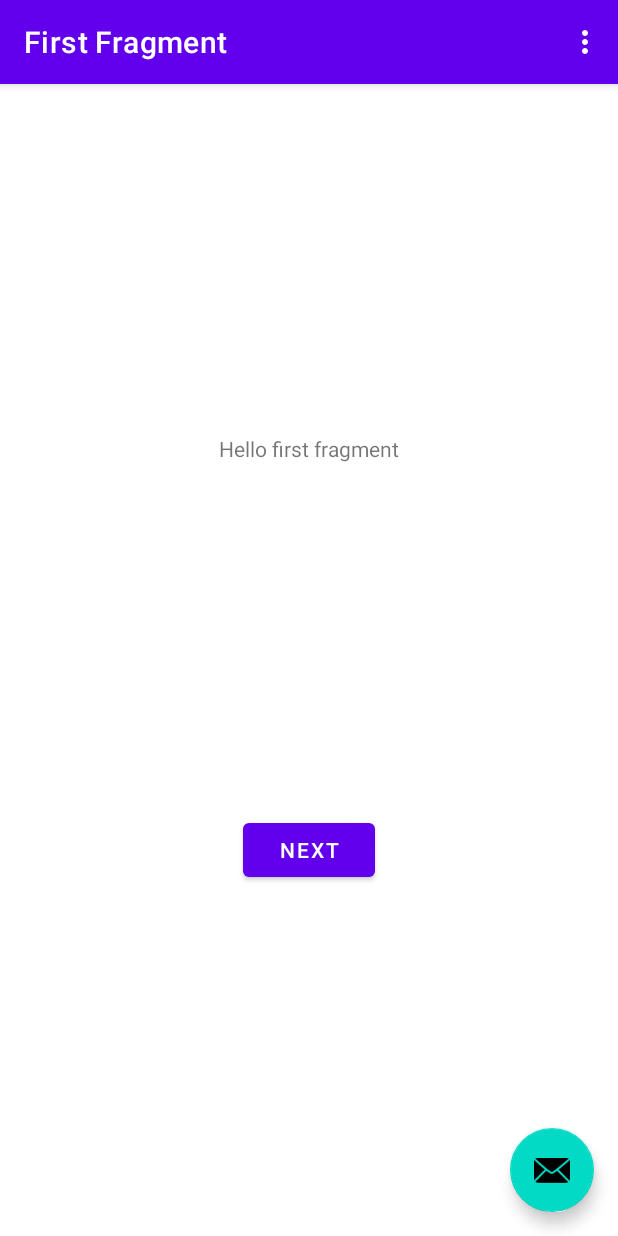
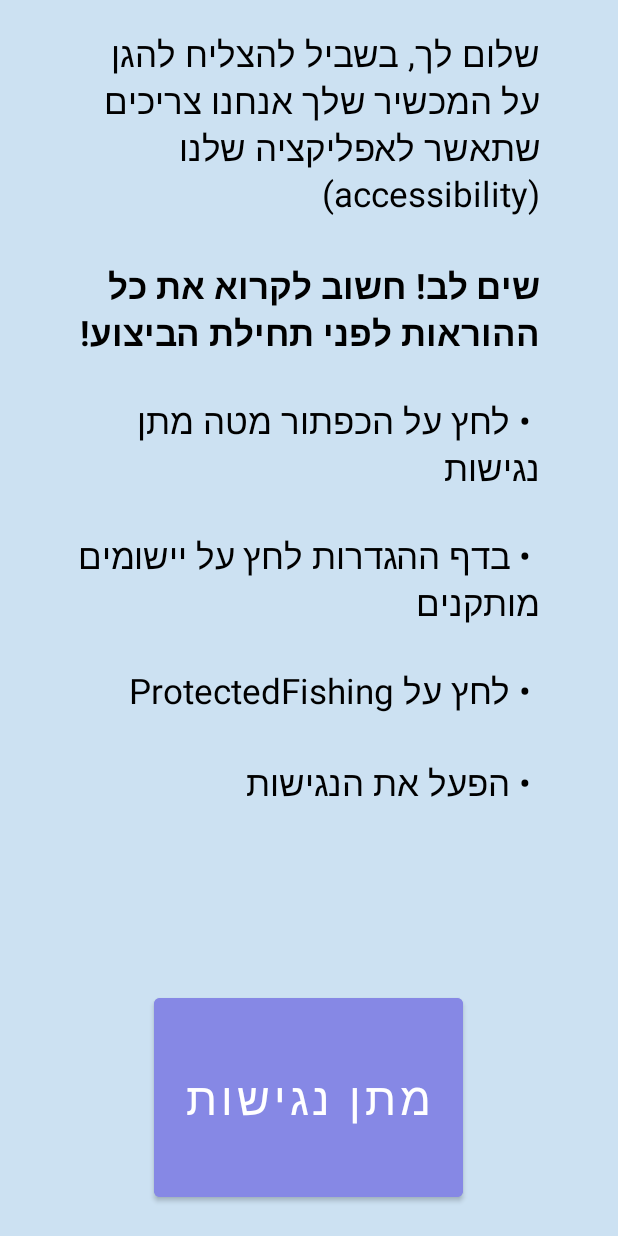
Before and after one commit to YotamShvartsun/ProtectedFishing, an Android app: the screen it shows after launch (MainActivity), on a phone screen of 412 x 824 dp. Run offline under Robolectric (Android 15) with nearby library versions, the phone set to English and light mode, and no system bars; our stand-ins replace navigation-ui.

Commit message:
Add minimal UI to app

```diff
--- a/app/app/src/main/java/com/example/protectedfishing/MainActivity.java
+++ b/app/app/src/main/java/com/example/protectedfishing/MainActivity.java
@@ -1,11 +1,11 @@
 package com.example.protectedfishing;
 
+import android.content.Intent;
 import android.os.Bundle;
-
-import com.google.android.material.snackbar.Snackbar;
 
 import androidx.appcompat.app.AppCompatActivity;
 
+import android.provider.Settings;
 import android.view.View;
 
 import androidx.navigation.NavController;
@@ -26,23 +26,15 @@ public class MainActivity extends AppCompatActivity {
     @Override
     protected void onCreate(Bundle savedInstanceState) {
         super.onCreate(savedInstanceState);
-
         binding = ActivityMainBinding.inflate(getLayoutInflater());
         setContentView(binding.getRoot());
+    }
 
-        setSupportActionBar(binding.toolbar);
-
-        NavController navController = Navigation.findNavController(this, R.id.nav_host_fragment_content_main);
-        appBarConfiguration = new AppBarConfiguration.Builder(navController.getGraph()).build();
-        NavigationUI.setupActionBarWithNavController(this, navController, appBarConfiguration);
-
-        binding.fab.setOnClickListener(new View.OnClickListener() {
-            @Override
-            public void onClick(View view) {
-                Snackbar.make(view, "Replace with your own action", Snackbar.LENGTH_LONG)
-                        .setAction("Action", null).show();
-            }
-        });
+    public void onClick(View view){
+        Intent i = new Intent();
+        i.setAction(Settings.ACTION_ACCESSIBILITY_SETTINGS);
+        i.putExtra("android.provider.extra.APP_PACKAGE", getPackageName());
+        startActivity(i);
     }
 
     @Override
--- a/app/app/src/main/res/layout/activity_main.xml
+++ b/app/app/src/main/res/layout/activity_main.xml
@@ -1,34 +1,73 @@
 <?xml version="1.0" encoding="utf-8"?>
-<androidx.coordinatorlayout.widget.CoordinatorLayout xmlns:android="http://schemas.android.com/apk/res/android"
+<androidx.appcompat.widget.LinearLayoutCompat xmlns:android="http://schemas.android.com/apk/res/android"
     xmlns:app="http://schemas.android.com/apk/res-auto"
     xmlns:tools="http://schemas.android.com/tools"
     android:layout_width="match_parent"
     android:layout_height="match_parent"
-    tools:context=".MainActivity">
+    tools:context=".MainActivity"
+    >
 
-    <com.google.android.material.appbar.AppBarLayout
+    <LinearLayout
         android:layout_width="match_parent"
-        android:layout_height="wrap_content"
-        android:theme="@style/Theme.ProtectedFishing.AppBarOverlay">
+        android:layout_height="match_parent"
+        android:orientation="vertical"
+        android:background="#cce1f2">
+    <LinearLayout
+        android:layout_width="match_parent"
+        android:layout_height="match_parent"
+        android:layout_weight="3"
+        android:layout_marginTop="20dp">
 
-        <androidx.appcompat.widget.Toolbar
-            android:id="@+id/toolbar"
-            android:layout_width="match_parent"
-            android:layout_height="?attr/actionBarSize"
-            android:background="?attr/colorPrimary"
-            app:popupTheme="@style/Theme.ProtectedFishing.PopupOverlay" />
+        <View
+            android:layout_width="0dp"
+            android:layout_height="0dp"
+            android:layout_weight="1"
+            android:visibility="invisible"/>
 
-    </com.google.android.material.appbar.AppBarLayout>
 
-    <include layout="@layout/content_main" />
+        <TextView
+            android:id="@+id/text1"
+            android:layout_width="0dp"
+            android:layout_height="match_parent"
+            android:layout_weight="6"
+            android:textSize="23sp"
+            android:text="@string/WelcomeMessage"
+            android:textColor="#000000"
+            />
+        <View
+            android:layout_width="0dp"
+            android:layout_height="0dp"
+            android:layout_weight="1"
+            android:visibility="invisible"/>
+    </LinearLayout>
 
-    <com.google.android.material.floatingactionbutton.FloatingActionButton
-        android:id="@+id/fab"
-        android:layout_width="wrap_content"
-        android:layout_height="wrap_content"
-        android:layout_gravity="bottom|end"
-        android:layout_marginEnd="@dimen/fab_margin"
-        android:layout_marginBottom="16dp"
-        app:srcCompat="@android:drawable/ic_dialog_email" />
+    <LinearLayout
+        android:layout_width="match_parent"
+        android:layout_height="match_parent"
+        android:layout_weight="12"
+        android:layout_marginBottom="20dp">
 
-</androidx.coordinatorlayout.widget.CoordinatorLayout>
+        <View
+            android:layout_width="0dp"
+            android:layout_height="0dp"
+            android:layout_weight="2"
+            android:visibility="invisible"/>
+
+        <Button
+            android:id="@+id/text2"
+            android:layout_width="0dp"
+            android:layout_height="match_parent"
+            android:layout_weight="4"
+            android:textSize="30dp"
+            android:text="@string/button"
+            android:onClick="onClick"
+            android:backgroundTint="#8688e5"
+            />
+        <View
+            android:layout_width="0dp"
+            android:layout_height="0dp"
+            android:layout_weight="2"
+            android:visibility="invisible"/>
+    </LinearLayout>
+    </LinearLayout>
+</androidx.appcompat.widget.LinearLayoutCompat>
--- a/app/app/src/main/res/values/strings.xml
+++ b/app/app/src/main/res/values/strings.xml
@@ -9,4 +9,11 @@
 
     <string name="hello_first_fragment">Hello first fragment</string>
     <string name="hello_second_fragment">Hello second fragment. Arg: %1$s</string>
+    <string name="WelcomeMessage">שלום לך, בשביל להצליח להגן על המכשיר שלך אנחנו צריכים שתאשר לאפליקציה שלנו (accessibility)\n\n<b>שים לב! חשוב לקרוא את כל ההוראות לפני תחילת הביצוע!\n\n</b>
+&#8226;     לחץ על הכפתור מטה "מתן נגישות"\n\n
+&#8226;    בדף ההגדרות לחץ על יישומים מותקנים\n\n
+&#8226;    לחץ על ProtectedFishing\n\n
+&#8226;    הפעל את הנגישות\n\n
+    </string>
+    <string name="button">מתן נגישות</string>
 </resources>
```
